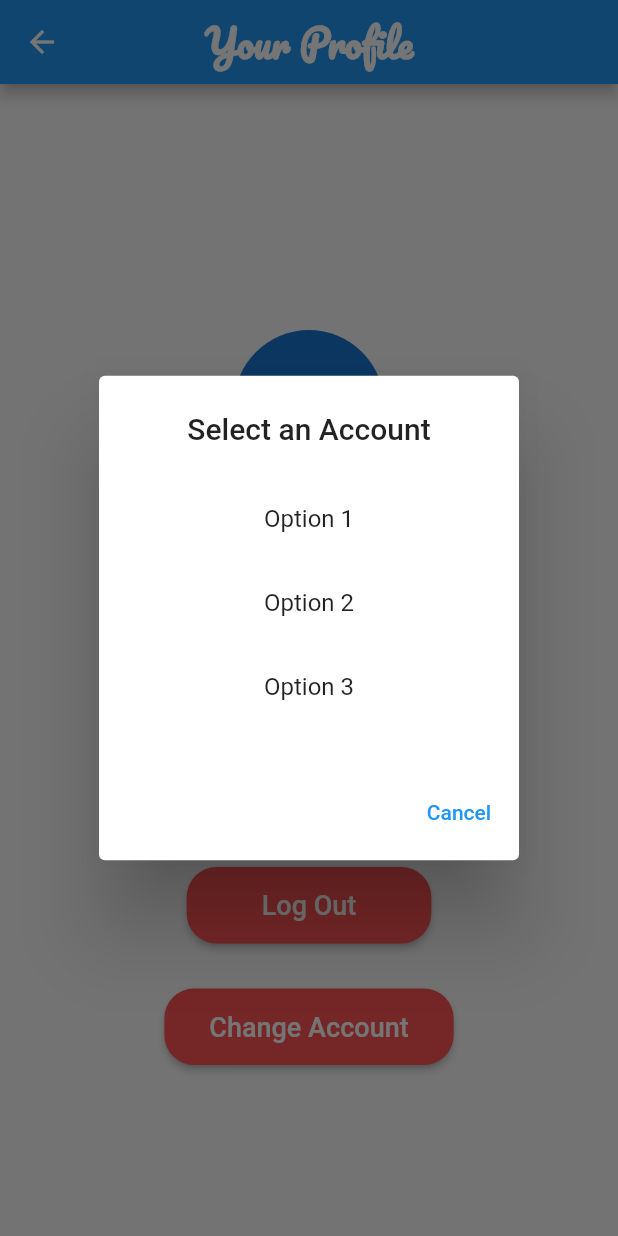
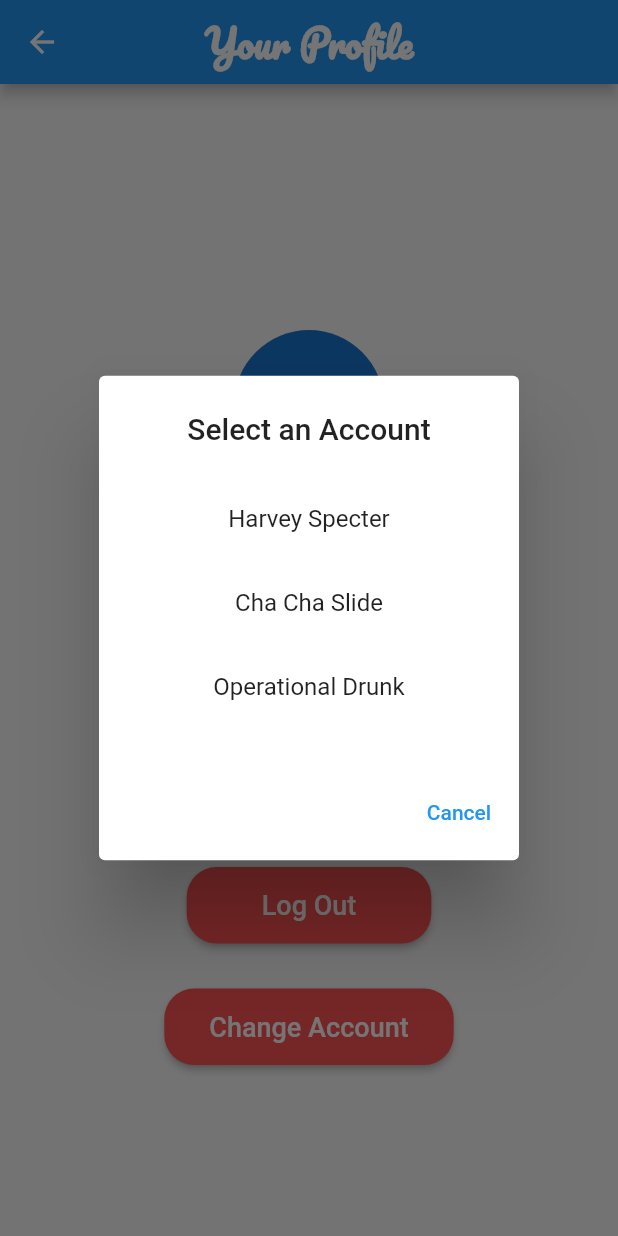
Before and after one commit to JoshuaAlbuquerque/flutterhackathon, a Flutter app: the Profile screen opened directly, after a tap on "Change Account", on a phone screen of 412 x 824 dp. Run offline on Flutter 3.47's test engine with Material 2 defaults, Android fonts, the phone set to English and light mode, and no system bars; missing offline and left inert: css_colors, flutter_grid_button.

Commit message:
names of accounts

```diff
--- a/lib/profile.dart
+++ b/lib/profile.dart
@@ -130,7 +130,7 @@ class Profile extends StatelessWidget {
                             mainAxisSize: MainAxisSize.min,
                             children: <Widget>[
                               ListTile(
-                                title: const Text("Option 1",
+                                title: const Text("Harvey Specter",
                                   textAlign: TextAlign.center,
                                 ),
                                 onTap: () {
@@ -138,7 +138,7 @@ class Profile extends StatelessWidget {
                                 },
                               ),
                               ListTile(
-                                title: const Text("Option 2",
+                                title: const Text("Cha Cha Slide",
                                   textAlign: TextAlign.center,
                                 ),
                                 onTap: () {
@@ -146,7 +146,7 @@ class Profile extends StatelessWidget {
                                 },
                               ),
                               ListTile(
-                                title: const Text("Option 3",
+                                title: const Text("Operational Drunk",
                                   textAlign: TextAlign.center,
                                 ),
                                 onTap: () {
```
